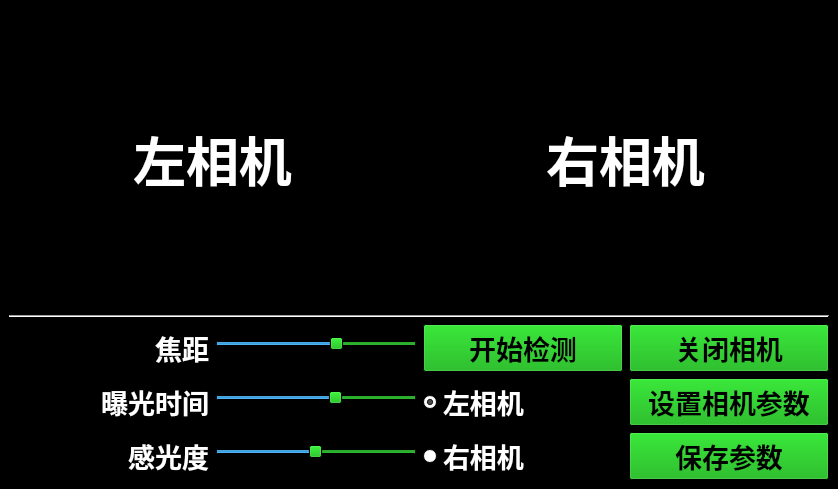
Before: the Qt Designer form ui/main.ui in Marco-ardu/DetectScraw, drawn with Qt 5.
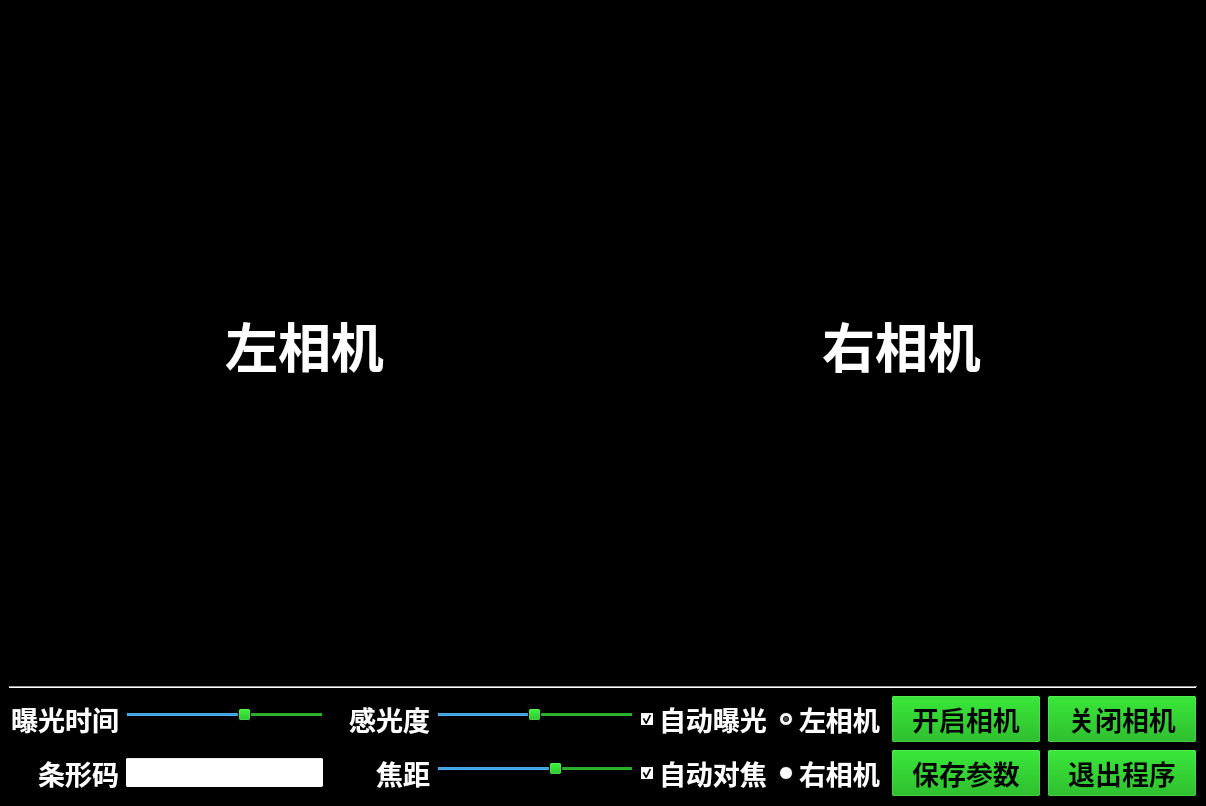
After: the same form once the commit is applied. Icons and pictures are not drawn.

Commit message: '增加自动对焦曝光，整理文件夹'

What changed in the file:
```diff
--- a/ui/main.ui
+++ b/ui/main.ui
@@ -6,8 +6,8 @@
    <rect>
     <x>0</x>
     <y>0</y>
-    <width>838</width>
-    <height>488</height>
+    <width>1206</width>
+    <height>806</height>
    </rect>
   </property>
   <property name="palette">
@@ -140,12 +140,10 @@
    <string>OAK零件检测系统</string>
   </property>
   <widget class="QWidget" name="centralwidget">
-   <layout class="QVBoxLayout" name="verticalLayout_3" stretch="6,1,1">
+   <layout class="QVBoxLayout" name="verticalLayout" stretch="8,1,1">
     <item>
      <layout class="QHBoxLayout" name="horizontalLayout">
       <item>
-       <layout class="QVBoxLayout" name="verticalLayout">
-        <item>
          <widget class="QLabel" name="LabelFront">
           <property name="enabled">
            <bool>true</bool>
@@ -164,8 +162,8 @@
           </property>
           <property name="maximumSize">
            <size>
-            <width>939</width>
-            <height>832</height>
+          <width>1000</width>
+          <height>900</height>
            </size>
           </property>
           <property name="font">
@@ -184,10 +182,6 @@
           </property>
          </widget>
         </item>
-       </layout>
-      </item>
-      <item>
-       <layout class="QVBoxLayout" name="verticalLayout_2">
         <item>
          <widget class="QLabel" name="LabelRear">
           <property name="sizePolicy">
@@ -204,8 +198,8 @@
           </property>
           <property name="maximumSize">
            <size>
-            <width>939</width>
-            <height>832</height>
+          <width>1000</width>
+          <height>900</height>
            </size>
           </property>
           <property name="font">
@@ -223,8 +217,6 @@
            <set>Qt::AlignCenter</set>
           </property>
          </widget>
-        </item>
-       </layout>
       </item>
      </layout>
     </item>
@@ -238,80 +230,10 @@
     <item>
      <layout class="QGridLayout" name="gridLayout">
       <item row="0" column="0">
-       <widget class="QLabel" name="lensPos_label">
-        <property name="minimumSize">
-         <size>
-          <width>200</width>
-          <height>0</height>
-         </size>
-        </property>
-        <property name="maximumSize">
-         <size>
-          <width>400</width>
-          <height>16777215</height>
-         </size>
-        </property>
-        <property name="font">
-         <font>
-          <pointsize>20</pointsize>
-         </font>
-        </property>
-        <property name="text">
-         <string>焦距</string>
-        </property>
-        <property name="alignment">
-         <set>Qt::AlignRight|Qt::AlignTrailing|Qt::AlignVCenter</set>
-        </property>
-       </widget>
-      </item>
-      <item row="0" column="1">
-       <widget class="QSlider" name="lensPos_value">
-        <property name="minimumSize">
-         <size>
-          <width>200</width>
-          <height>0</height>
-         </size>
-        </property>
-        <property name="maximumSize">
-         <size>
-          <width>400</width>
-          <height>16777215</height>
-         </size>
-        </property>
-        <property name="contextMenuPolicy">
-         <enum>Qt::DefaultContextMenu</enum>
-        </property>
-        <property name="minimum">
-         <number>1</number>
-        </property>
-        <property name="maximum">
-         <number>255</number>
-        </property>
-        <property name="value">
-         <number>156</number>
-        </property>
-        <property name="orientation">
-         <enum>Qt::Horizontal</enum>
-        </property>
-        <property name="invertedAppearance">
-         <bool>false</bool>
-        </property>
-        <property name="invertedControls">
-         <bool>false</bool>
-        </property>
-        <property name="tickPosition">
-         <enum>QSlider::TicksBelow</enum>
-        </property>
-        <property name="tickInterval">
-         <number>10</number>
-        </property>
-       </widget>
-      </item>
-      <item row="1" column="0">
        <widget class="QLabel" name="exp_time_label">
         <property name="minimumSize">
          <size>
-          <width>200</width>
+          <width>110</width>
           <height>0</height>
          </size>
         </property>
@@ -334,11 +256,11 @@
         </property>
        </widget>
       </item>
-      <item row="1" column="1">
+      <item row="0" column="1">
        <widget class="QSlider" name="exp_time_value">
         <property name="minimumSize">
          <size>
-          <width>200</width>
+          <width>100</width>
           <height>0</height>
          </size>
         </property>
@@ -368,38 +290,11 @@
         </property>
        </widget>
       </item>
-      <item row="1" column="2">
-       <widget class="QRadioButton" name="leftCameraButton">
-        <property name="enabled">
-         <bool>true</bool>
-        </property>
-        <property name="minimumSize">
-         <size>
-          <width>200</width>
-          <height>0</height>
-         </size>
-        </property>
-        <property name="font">
-         <font>
-          <pointsize>20</pointsize>
-         </font>
-        </property>
-        <property name="mouseTracking">
-         <bool>true</bool>
-        </property>
-        <property name="text">
-         <string>左相机</string>
-        </property>
-        <property name="checked">
-         <bool>true</bool>
-        </property>
-       </widget>
-      </item>
-      <item row="2" column="0">
+      <item row="0" column="2">
        <widget class="QLabel" name="sens_ios_label">
         <property name="minimumSize">
          <size>
-          <width>200</width>
+          <width>100</width>
           <height>0</height>
          </size>
         </property>
@@ -422,11 +317,11 @@
         </property>
        </widget>
       </item>
-      <item row="2" column="1">
+      <item row="0" column="3">
        <widget class="QSlider" name="sens_ios_value">
         <property name="minimumSize">
          <size>
-          <width>200</width>
+          <width>100</width>
           <height>0</height>
          </size>
         </property>
@@ -456,38 +351,41 @@
         </property>
        </widget>
       </item>
-      <item row="2" column="2">
-       <widget class="QRadioButton" name="rightCameraButton">
+      <item row="0" column="4">
+       <widget class="QCheckBox" name="autoexp">
         <property name="minimumSize">
          <size>
-          <width>200</width>
+          <width>130</width>
           <height>0</height>
          </size>
         </property>
+        <property name="maximumSize">
+         <size>
+          <width>400</width>
+          <height>16777215</height>
+         </size>
+        </property>
         <property name="font">
          <font>
           <pointsize>20</pointsize>
          </font>
         </property>
         <property name="text">
-         <string>右相机</string>
+         <string>自动曝光</string>
         </property>
         <property name="checked">
-         <bool>false</bool>
+         <bool>true</bool>
         </property>
        </widget>
       </item>
-      <item row="0" column="3">
-       <widget class="QPushButton" name="btnStop">
-        <property name="sizePolicy">
-         <sizepolicy hsizetype="Preferred" vsizetype="Preferred">
-          <horstretch>0</horstretch>
-          <verstretch>0</verstretch>
-         </sizepolicy>
+      <item row="0" column="5">
+       <widget class="QRadioButton" name="leftCameraButton">
+        <property name="enabled">
+         <bool>true</bool>
         </property>
         <property name="minimumSize">
          <size>
-          <width>200</width>
+          <width>100</width>
           <height>0</height>
          </size>
         </property>
@@ -499,18 +397,18 @@
         </property>
         <property name="font">
          <font>
-          <family>微軟正黑體</family>
           <pointsize>20</pointsize>
-          <weight>75</weight>
-          <bold>true</bold>
          </font>
         </property>
         <property name="text">
-         <string>关闭相机</string>
+         <string>左相机</string>
         </property>
+        <property name="checked">
+         <bool>true</bool>
+        </property>
        </widget>
       </item>
-      <item row="0" column="2">
+      <item row="0" column="6">
        <widget class="QPushButton" name="btnStart">
         <property name="enabled">
          <bool>true</bool>
@@ -523,7 +421,7 @@
         </property>
         <property name="minimumSize">
          <size>
-          <width>200</width>
+          <width>150</width>
           <height>0</height>
          </size>
         </property>
@@ -542,18 +440,115 @@
          </font>
         </property>
         <property name="text">
-         <string>开始检测</string>
+         <string>开启相机</string>
         </property>
         <property name="autoRepeatDelay">
          <number>300</number>
         </property>
        </widget>
       </item>
+      <item row="0" column="7">
+       <widget class="QPushButton" name="btnStop">
+        <property name="sizePolicy">
+         <sizepolicy hsizetype="Preferred" vsizetype="Preferred">
+          <horstretch>0</horstretch>
+          <verstretch>0</verstretch>
+         </sizepolicy>
+        </property>
+        <property name="minimumSize">
+         <size>
+          <width>150</width>
+          <height>0</height>
+         </size>
+        </property>
+        <property name="maximumSize">
+         <size>
+          <width>400</width>
+          <height>16777215</height>
+         </size>
+        </property>
+        <property name="font">
+         <font>
+          <family>微軟正黑體</family>
+          <pointsize>20</pointsize>
+          <weight>75</weight>
+          <bold>true</bold>
+         </font>
+        </property>
+        <property name="text">
+         <string>关闭相机</string>
+        </property>
+       </widget>
+      </item>
+      <item row="1" column="0">
+       <widget class="QLabel" name="Barcodelabel">
+        <property name="minimumSize">
+         <size>
+          <width>80</width>
+          <height>0</height>
+         </size>
+        </property>
+        <property name="maximumSize">
+         <size>
+          <width>400</width>
+          <height>16777215</height>
+         </size>
+        </property>
+        <property name="font">
+         <font>
+          <pointsize>20</pointsize>
+         </font>
+        </property>
+        <property name="text">
+         <string>条形码</string>
+        </property>
+        <property name="alignment">
+         <set>Qt::AlignRight|Qt::AlignTrailing|Qt::AlignVCenter</set>
+        </property>
+       </widget>
+      </item>
+      <item row="1" column="1">
+       <widget class="QLineEdit" name="BarCodeValue">
+        <property name="maximumSize">
+         <size>
+          <width>400</width>
+          <height>16777215</height>
+         </size>
+        </property>
+       </widget>
+      </item>
+      <item row="1" column="2">
+       <widget class="QLabel" name="lensPos_label">
+        <property name="minimumSize">
+         <size>
+          <width>80</width>
+          <height>0</height>
+         </size>
+        </property>
+        <property name="maximumSize">
+         <size>
+          <width>400</width>
+          <height>16777215</height>
+         </size>
+        </property>
+        <property name="font">
+         <font>
+          <pointsize>20</pointsize>
+         </font>
+        </property>
+        <property name="text">
+         <string>焦距</string>
+        </property>
+        <property name="alignment">
+         <set>Qt::AlignRight|Qt::AlignTrailing|Qt::AlignVCenter</set>
+        </property>
+       </widget>
+      </item>
       <item row="1" column="3">
-       <widget class="QPushButton" name="SetCamera">
+       <widget class="QSlider" name="lensPos_value">
         <property name="minimumSize">
          <size>
-          <width>200</width>
+          <width>100</width>
           <height>0</height>
          </size>
         </property>
@@ -563,21 +558,94 @@
           <height>16777215</height>
          </size>
         </property>
+        <property name="contextMenuPolicy">
+         <enum>Qt::DefaultContextMenu</enum>
+        </property>
+        <property name="minimum">
+         <number>1</number>
+        </property>
+        <property name="maximum">
+         <number>255</number>
+        </property>
+        <property name="value">
+         <number>156</number>
+        </property>
+        <property name="orientation">
+         <enum>Qt::Horizontal</enum>
+        </property>
+        <property name="invertedAppearance">
+         <bool>false</bool>
+        </property>
+        <property name="invertedControls">
+         <bool>false</bool>
+        </property>
+        <property name="tickPosition">
+         <enum>QSlider::TicksBelow</enum>
+        </property>
+        <property name="tickInterval">
+         <number>10</number>
+        </property>
+       </widget>
+      </item>
+      <item row="1" column="4">
+       <widget class="QCheckBox" name="autofocus">
+        <property name="minimumSize">
+         <size>
+          <width>130</width>
+          <height>0</height>
+         </size>
+        </property>
+        <property name="maximumSize">
+         <size>
+          <width>400</width>
+          <height>16777215</height>
+         </size>
+        </property>
         <property name="font">
          <font>
           <pointsize>20</pointsize>
          </font>
         </property>
         <property name="text">
-         <string>设置相机参数</string>
+         <string>自动对焦</string>
         </property>
+        <property name="checked">
+         <bool>true</bool>
+        </property>
        </widget>
       </item>
-      <item row="2" column="3">
+      <item row="1" column="5">
+       <widget class="QRadioButton" name="rightCameraButton">
+        <property name="minimumSize">
+         <size>
+          <width>100</width>
+          <height>0</height>
+         </size>
+        </property>
+        <property name="maximumSize">
+         <size>
+          <width>400</width>
+          <height>16777215</height>
+         </size>
+        </property>
+        <property name="font">
+         <font>
+          <pointsize>20</pointsize>
+         </font>
+        </property>
+        <property name="text">
+         <string>右相机</string>
+        </property>
+        <property name="checked">
+         <bool>false</bool>
+        </property>
+       </widget>
+      </item>
+      <item row="1" column="6">
        <widget class="QPushButton" name="SaveButton">
         <property name="minimumSize">
          <size>
-          <width>200</width>
+          <width>150</width>
           <height>0</height>
          </size>
         </property>
@@ -597,6 +665,30 @@
         </property>
        </widget>
       </item>
+      <item row="1" column="7">
+       <widget class="QPushButton" name="ShutDown">
+        <property name="minimumSize">
+         <size>
+          <width>150</width>
+          <height>0</height>
+         </size>
+        </property>
+        <property name="maximumSize">
+         <size>
+          <width>400</width>
+          <height>16777215</height>
+         </size>
+        </property>
+        <property name="font">
+         <font>
+          <pointsize>20</pointsize>
+         </font>
+        </property>
+        <property name="text">
+         <string>退出程序</string>
+        </property>
+       </widget>
+      </item>
      </layout>
     </item>
    </layout>
```
Left out of the diff: 3 changed lines with no effect on the pictures. Lines whose indentation alone changed are shown as unchanged. The commit also changes 22 other files.
